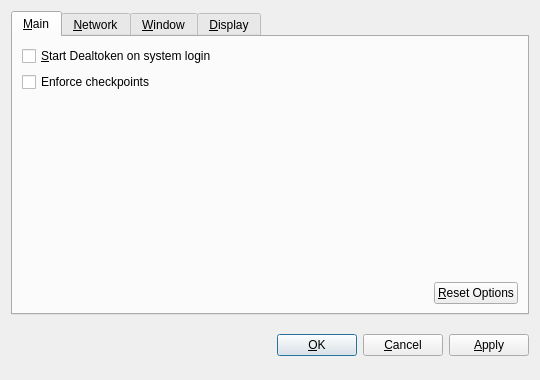
wolfoxonly/dake, file src/qt/forms/optionsdialog.ui: the form before one commit.
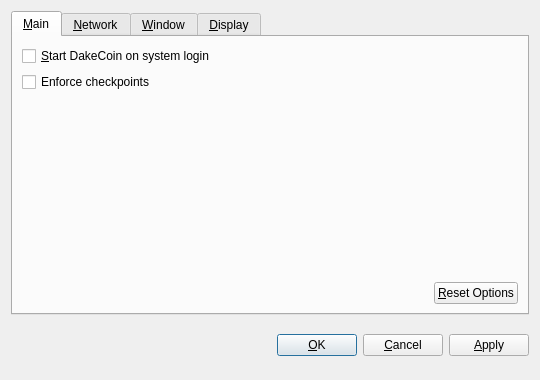
The form after the commit. Custom widgets are drawn as their Qt base class.

What changed in the file:
```diff
--- a/src/qt/forms/optionsdialog.ui
+++ b/src/qt/forms/optionsdialog.ui
@@ -36,7 +36,7 @@
           <string>Automatically start Dealtoken after logging in to the system.</string>
          </property>
          <property name="text">
-          <string>&amp;Start Dealtoken on system login</string>
+          <string>&amp;Start DakeCoin on system login</string>
          </property>
         </widget>
        </item>
```
Left out of the diff: 16 changed lines with no effect on the pictures.
